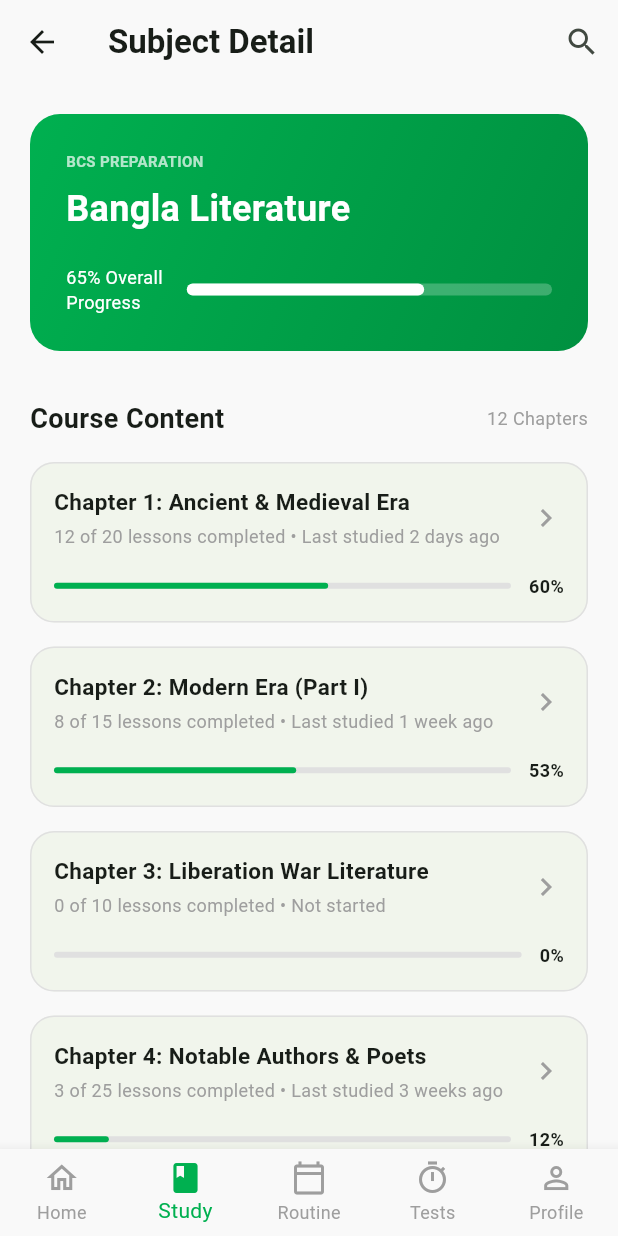
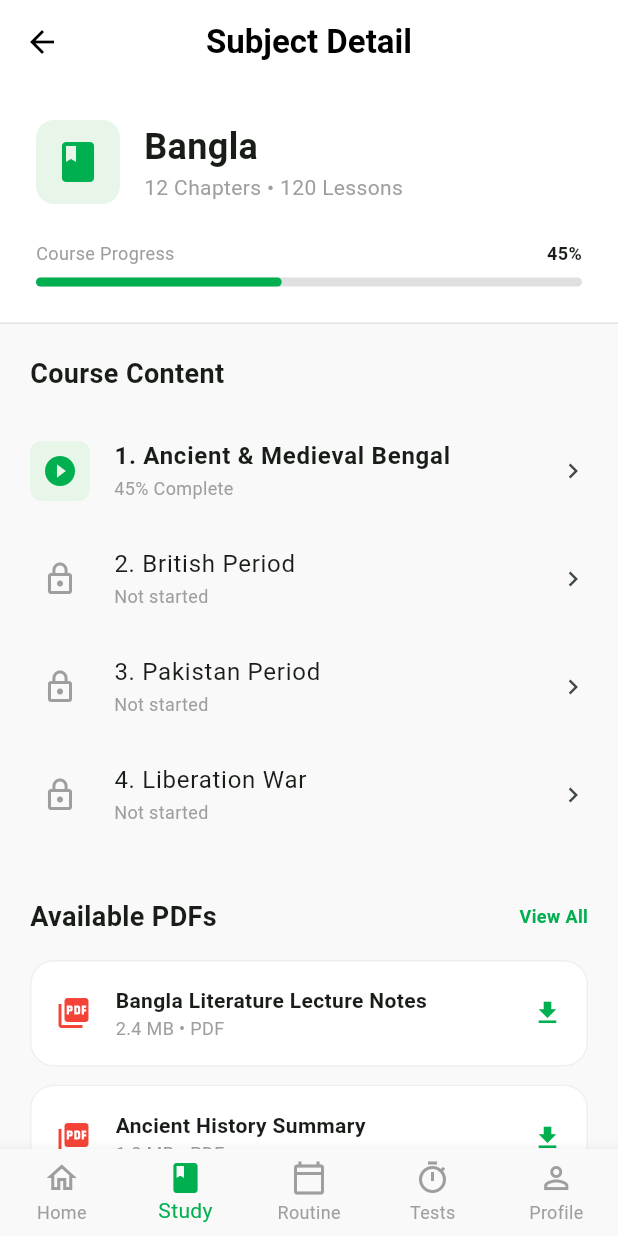
Before and after one commit to Swannhs/ai-education, a Flutter app: the SubjectDetailScreen screen opened by its route, on a phone screen of 412 x 824 dp. Run offline on Flutter 3.47's test engine with Material 3 defaults, Android fonts, the phone set to English and light mode, and no system bars.

Commit message:
Implement Verify Email and Topic List screens

```diff
--- a/practice_mcq_flutter/lib/core/routing/app_router.dart
+++ b/practice_mcq_flutter/lib/core/routing/app_router.dart
@@ -20,15 +20,21 @@ import '../../features/practice/screens/learn_library_screen.dart';
 
 import '../../features/practice/screens/practice_result_screen.dart';
 
+import '../../features/auth/screens/verify_email_screen.dart';
+
+import '../../features/practice/screens/topic_list_screen.dart';
+
 class AppRouter {
   static const String splash = '/';
   static const String login = '/login';
   static const String signup = '/signup';
   static const String forgotPassword = '/forgot-password';
+  static const String verifyEmail = '/verify-email';
   static const String home = '/home';
   static const String practice = '/practice';
   static const String practiceResult = '/practice-result';
   static const String subjectDetail = '/subject-detail';
+  static const String topicList = '/topic-list';
   static const String testList = '/test-list';
   static const String profile = '/profile';
   static const String routine = '/routine';
@@ -39,10 +45,12 @@ class AppRouter {
     login: (context) => const LoginScreen(),
     signup: (context) => const SignUpScreen(),
     forgotPassword: (context) => const ForgotPasswordScreen(),
+    verifyEmail: (context) => const VerifyEmailScreen(),
     home: (context) => const HomeScreen(),
     practice: (context) => const PracticeScreen(),
     practiceResult: (context) => const PracticeResultScreen(),
     subjectDetail: (context) => const SubjectDetailScreen(),
+    topicList: (context) => const TopicListScreen(),
     testList: (context) => const TestListScreen(),
     profile: (context) => const ProfileScreen(),
     routine: (context) => const DailyRoutineScreen(),
@@ -59,6 +67,8 @@ class AppRouter {
         return MaterialPageRoute(builder: (_) => const SignUpScreen());
       case forgotPassword:
         return MaterialPageRoute(builder: (_) => const ForgotPasswordScreen());
+      case verifyEmail:
+        return MaterialPageRoute(builder: (_) => const VerifyEmailScreen());
       case home:
         return MaterialPageRoute(builder: (_) => const HomeScreen());
       case practice:
@@ -67,6 +77,8 @@ class AppRouter {
         return MaterialPageRoute(builder: (_) => const PracticeResultScreen());
       case subjectDetail:
         return MaterialPageRoute(builder: (_) => const SubjectDetailScreen());
+      case topicList:
+        return MaterialPageRoute(builder: (_) => const TopicListScreen());
       case testList:
         return MaterialPageRoute(builder: (_) => const TestListScreen());
       case profile:
--- a/practice_mcq_flutter/lib/features/auth/screens/signup_screen.dart
+++ b/practice_mcq_flutter/lib/features/auth/screens/signup_screen.dart
@@ -47,7 +47,7 @@ class SignUpScreen extends StatelessWidget {
                 text: 'Sign Up',
                 onPressed: () {
                   // Navigate to Home or Verify screen
-                  Navigator.pushReplacementNamed(context, AppRouter.home);
+                  Navigator.pushNamed(context, AppRouter.verifyEmail);
                 },
               ),
               const SizedBox(height: 32),
--- a/practice_mcq_flutter/lib/features/practice/screens/subject_detail_screen.dart
+++ b/practice_mcq_flutter/lib/features/practice/screens/subject_detail_screen.dart
@@ -1,5 +1,6 @@
 import 'package:flutter/material.dart';
 import '../../../core/theme/app_theme.dart';
+import '../../../core/routing/app_router.dart';
 import '../../../shared/widgets/app_bottom_nav.dart';
 
 class SubjectDetailScreen extends StatelessWidget {
@@ -8,37 +9,40 @@ class SubjectDetailScreen extends StatelessWidget {
   @override
   Widget build(BuildContext context) {
     return Scaffold(
+      backgroundColor: AppColors.background,
       appBar: AppBar(
         leading: IconButton(
-          icon: const Icon(Icons.arrow_back),
+          icon: const Icon(Icons.arrow_back, color: Colors.black),
           onPressed: () => Navigator.pop(context),
         ),
-        title: const Text('Subject Detail', style: TextStyle(fontWeight: FontWeight.bold)),
-        actions: [
-          IconButton(onPressed: () {}, icon: const Icon(Icons.search)),
-        ],
+        title: const Text('Subject Detail', style: TextStyle(color: Colors.black, fontWeight: FontWeight.bold)),
+        centerTitle: true,
+        backgroundColor: Colors.white,
         elevation: 0,
-        backgroundColor: Colors.transparent,
       ),
       body: SingleChildScrollView(
-        padding: const EdgeInsets.all(20.0),
         child: Column(
           crossAxisAlignment: CrossAxisAlignment.start,
           children: [
             _buildSubjectHeader(),
-            const SizedBox(height: 32),
-            _buildSectionHeader('Course Content', '12 Chapters'),
-            const SizedBox(height: 16),
-            _buildChapterCard('Chapter 1: Ancient & Medieval Era', '12 of 20 lessons completed • Last studied 2 days ago', 0.60),
-            _buildChapterCard('Chapter 2: Modern Era (Part I)', '8 of 15 lessons completed • Last studied 1 week ago', 0.53),
-            _buildChapterCard('Chapter 3: Liberation War Literature', '0 of 10 lessons completed • Not started', 0.0),
-            _buildChapterCard('Chapter 4: Notable Authors & Poets', '3 of 25 lessons completed • Last studied 3 weeks ago', 0.12),
-            const SizedBox(height: 24),
-            _buildPDFAvailableCard(),
+            Padding(
+              padding: const EdgeInsets.all(20.0),
+              child: Column(
+                crossAxisAlignment: CrossAxisAlignment.start,
+                children: [
+                  _buildCourseContent(context),
+                  const SizedBox(height: 32),
+                  _buildSectionHeader('Available PDFs', 'View All'),
+                  const SizedBox(height: 16),
+                  _buildPDFItem('Bangla Literature Lecture Notes', '2.4 MB • PDF'),
+                  _buildPDFItem('Ancient History Summary', '1.8 MB • PDF'),
+                ],
+              ),
+            ),
           ],
         ),
       ),
-      bottomNavigationBar: _buildBottomNav(),
+      bottomNavigationBar: const AppBottomNav(currentIndex: 1),
     );
   }
 
@@ -46,39 +50,33 @@ class SubjectDetailScreen extends StatelessWidget {
     return Container(
       width: double.infinity,
       padding: const EdgeInsets.all(24),
-      decoration: BoxDecoration(
-        gradient: const LinearGradient(
-          colors: [Color(0xFF00B050), Color(0xFF009040)],
-          begin: Alignment.topLeft,
-          end: Alignment.bottomRight,
-        ),
-        borderRadius: BorderRadius.circular(20),
-      ),
+      decoration: const BoxDecoration(color: Colors.white, border: Border(bottom: BorderSide(color: AppColors.border))),
       child: Column(
         crossAxisAlignment: CrossAxisAlignment.start,
         children: [
-          const Text('BCS PREPARATION', style: TextStyle(color: Colors.white70, fontSize: 10, fontWeight: FontWeight.bold)),
-          const SizedBox(height: 8),
-          const Text('Bangla Literature', style: TextStyle(color: Colors.white, fontSize: 24, fontWeight: FontWeight.bold)),
-          const SizedBox(height: 20),
           Row(
-            mainAxisAlignment: MainAxisAlignment.spaceBetween,
             children: [
-              const Text('65% Overall\nProgress', style: TextStyle(color: Colors.white, fontSize: 12)),
-              Expanded(
-                child: Padding(
-                  padding: const EdgeInsets.only(left: 16.0),
-                  child: LinearProgressIndicator(
-                    value: 0.65,
-                    backgroundColor: Colors.white24,
-                    color: Colors.white,
-                    minHeight: 8,
-                    borderRadius: BorderRadius.circular(4),
-                  ),
-                ),
+              Container(padding: const EdgeInsets.all(12), decoration: BoxDecoration(color: const Color(0xFFE8F5E9), borderRadius: BorderRadius.circular(12)), child: const Icon(Icons.book, color: AppColors.primary, size: 32)),
+              const SizedBox(width: 16),
+              Column(
+                crossAxisAlignment: CrossAxisAlignment.start,
+                children: const [
+                  Text('Bangla', style: TextStyle(fontSize: 24, fontWeight: FontWeight.bold)),
+                  Text('12 Chapters • 120 Lessons', style: TextStyle(color: AppColors.textSecondary, fontSize: 14)),
+                ],
               ),
             ],
           ),
+          const SizedBox(height: 24),
+          Row(
+            mainAxisAlignment: MainAxisAlignment.spaceBetween,
+            children: const [
+              Text('Course Progress', style: TextStyle(color: AppColors.textSecondary, fontSize: 12)),
+              Text('45%', style: TextStyle(fontWeight: FontWeight.bold, fontSize: 12)),
+            ],
+          ),
+          const SizedBox(height: 8),
+          LinearProgressIndicator(value: 0.45, backgroundColor: AppColors.border, color: AppColors.primary, minHeight: 6, borderRadius: BorderRadius.circular(3)),
         ],
       ),
     );
@@ -89,93 +87,63 @@ class SubjectDetailScreen extends StatelessWidget {
       mainAxisAlignment: MainAxisAlignment.spaceBetween,
       children: [
         Text(title, style: const TextStyle(fontSize: 18, fontWeight: FontWeight.bold)),
-        Text(trailing, style: const TextStyle(color: AppColors.textSecondary, fontSize: 12)),
+        Text(trailing, style: const TextStyle(color: AppColors.primary, fontSize: 12, fontWeight: FontWeight.bold)),
       ],
     );
   }
 
-  Widget _buildChapterCard(String title, String subtitle, double progress) {
-    return Card(
-      elevation: 0,
-      margin: const EdgeInsets.only(bottom: 16),
-      shape: RoundedRectangleBorder(
-        borderRadius: BorderRadius.circular(16),
-        side: const BorderSide(color: AppColors.border),
-      ),
-      child: Padding(
-        padding: const EdgeInsets.all(16.0),
-        child: Column(
-          crossAxisAlignment: CrossAxisAlignment.start,
-          children: [
-            Row(
-              children: [
-                Expanded(
-                  child: Column(
-                    crossAxisAlignment: CrossAxisAlignment.start,
-                    children: [
-                      Text(title, style: const TextStyle(fontWeight: FontWeight.bold, fontSize: 15)),
-                      const SizedBox(height: 4),
-                      Text(subtitle, style: const TextStyle(color: AppColors.textSecondary, fontSize: 12)),
-                    ],
-                  ),
-                ),
-                const Icon(Icons.chevron_right, color: AppColors.textSecondary),
-              ],
-            ),
-            const SizedBox(height: 16),
-            Row(
-              children: [
-                Expanded(
-                  child: LinearProgressIndicator(
-                    value: progress,
-                    backgroundColor: AppColors.border,
-                    color: AppColors.primary,
-                    minHeight: 4,
-                    borderRadius: BorderRadius.circular(2),
-                  ),
-                ),
-                const SizedBox(width: 12),
-                Text('${(progress * 100).toInt()}%', style: const TextStyle(fontSize: 12, fontWeight: FontWeight.bold)),
-              ],
-            ),
-          ],
-        ),
-      ),
+  Widget _buildCourseContent(BuildContext context) {
+    return Column(
+      crossAxisAlignment: CrossAxisAlignment.start,
+      children: [
+        const Text('Course Content', style: TextStyle(fontSize: 18, fontWeight: FontWeight.bold)),
+        const SizedBox(height: 16),
+        _buildChapterItem(context, '1. Ancient & Medieval Bengal', '45% Complete', true),
+        _buildChapterItem(context, '2. British Period', 'Not started', false),
+        _buildChapterItem(context, '3. Pakistan Period', 'Not started', false),
+        _buildChapterItem(context, '4. Liberation War', 'Not started', false),
+      ],
     );
   }
 
-  Widget _buildPDFAvailableCard() {
+  Widget _buildChapterItem(BuildContext context, String title, String progress, bool isActive) {
+    return ListTile(
+      onTap: () {
+        Navigator.pushNamed(context, AppRouter.topicList);
+      },
+      contentPadding: EdgeInsets.zero,
+      leading: Container(
+        padding: const EdgeInsets.all(8),
+        decoration: BoxDecoration(color: isActive ? const Color(0xFFE8F5E9) : AppColors.background, borderRadius: BorderRadius.circular(8)),
+        child: Icon(isActive ? Icons.play_circle_fill : Icons.lock_outline, color: isActive ? AppColors.primary : Colors.grey),
+      ),
+      title: Text(title, style: TextStyle(fontWeight: isActive ? FontWeight.bold : FontWeight.normal)),
+      subtitle: Text(progress, style: const TextStyle(fontSize: 12, color: AppColors.textSecondary)),
+      trailing: const Icon(Icons.chevron_right, size: 20),
+    );
+  }
+
+  Widget _buildPDFItem(String title, String subtitle) {
     return Container(
-      padding: const EdgeInsets.all(20),
-      decoration: BoxDecoration(
-        color: const Color(0xFFE3F2FD),
-        borderRadius: BorderRadius.circular(16),
-      ),
+      margin: const EdgeInsets.only(bottom: 12),
+      padding: const EdgeInsets.all(16),
+      decoration: BoxDecoration(color: Colors.white, borderRadius: BorderRadius.circular(16), border: Border.all(color: AppColors.border.withOpacity(0.5))),
       child: Row(
         children: [
-          const Icon(Icons.picture_as_pdf, color: Colors.green, size: 32),
+          const Icon(Icons.picture_as_pdf, color: Colors.red),
           const SizedBox(width: 16),
           Expanded(
             child: Column(
               crossAxisAlignment: CrossAxisAlignment.start,
               children: [
-                const Text('Practice PDF Available', style: TextStyle(fontWeight: FontWeight.bold)),
-                const Text('Download previous years\' questions for Bangla Literature.', style: TextStyle(fontSize: 12, color: AppColors.textSecondary)),
-                const SizedBox(height: 8),
-                TextButton.icon(
-                  onPressed: () {},
-                  icon: const Icon(Icons.download, size: 16),
-                  label: const Text('Download Now', style: TextStyle(fontWeight: FontWeight.bold)),
-                ),
+                Text(title, style: const TextStyle(fontWeight: FontWeight.bold, fontSize: 14)),
+                Text(subtitle, style: const TextStyle(color: AppColors.textSecondary, fontSize: 12)),
               ],
             ),
           ),
+          const Icon(Icons.download, color: AppColors.primary, size: 20),
         ],
       ),
     );
   }
-
-  Widget _buildBottomNav() {
-    return const AppBottomNav(currentIndex: 1);
-  }
 }
```
Also changed, not shown: practice_mcq_flutter/lib/features/auth/screens/verify_email_screen.dart (added, +102 -0 lines), practice_mcq_flutter/lib/features/practice/screens/topic_list_screen.dart (added, +138 -0 lines).
